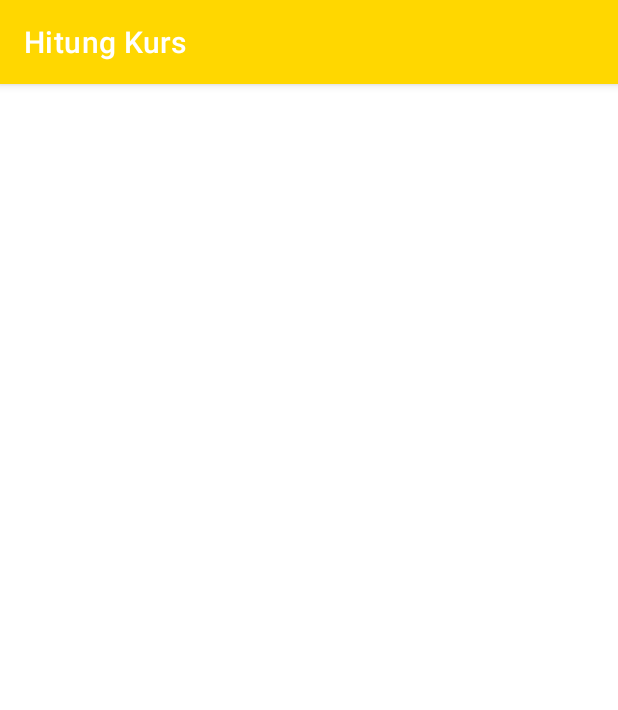
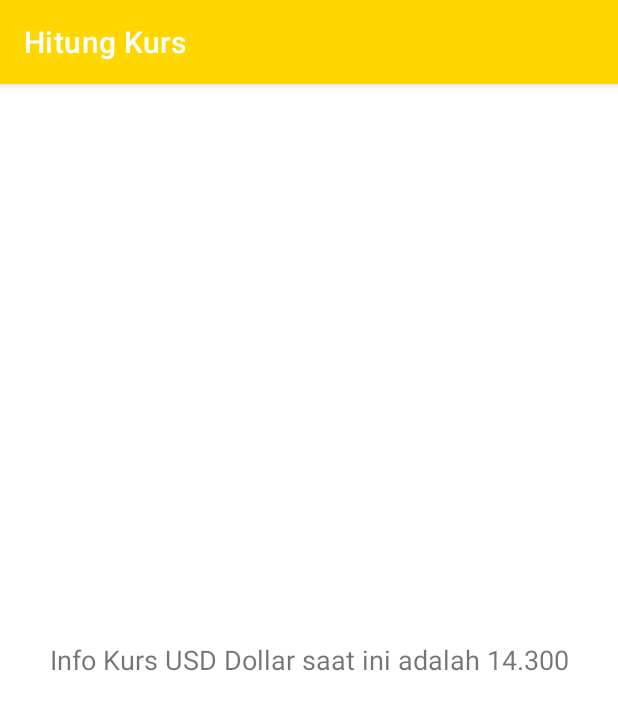
Before and after one commit to iapipahnoer/hitungkurs, an Android app: the screen it shows after launch (MainActivity), on a phone screen of 412 x 824 dp. Shown: the top 710 px of the screen. Run offline under Robolectric (Android 15) with nearby library versions, the phone set to English and light mode, and no system bars.

Commit message:
Menambahkan Fragment Hitung dan Fragment Info

```diff
--- a/app/build.gradle
+++ b/app/build.gradle
@@ -42,6 +42,9 @@ dependencies {
     implementation 'androidx.appcompat:appcompat:1.4.1'
     implementation 'com.google.android.material:material:1.5.0'
     implementation 'androidx.constraintlayout:constraintlayout:2.1.3'
+    implementation 'androidx.navigation:navigation-fragment-ktx:2.4.2'
+    implementation 'androidx.navigation:navigation-ui-ktx:2.4.2'
+    implementation 'androidx.lifecycle:lifecycle-viewmodel-ktx:2.4.1'
     api 'com.google.android.material:material:1.1.0-alpha06'
     testImplementation 'junit:junit:4.13.2'
     androidTestImplementation 'androidx.test.ext:junit:1.1.3'
--- a/app/src/main/java/org/d3if2095/hitungkurs/MainActivity.kt
+++ b/app/src/main/java/org/d3if2095/hitungkurs/MainActivity.kt
@@ -2,29 +2,10 @@ package org.d3if2095.hitungkurs
 
 import androidx.appcompat.app.AppCompatActivity
 import android.os.Bundle
-import android.text.TextUtils
-import android.util.Log
-import android.widget.Toast
-import org.d3if2095.hitungkurs.databinding.ActivityMainBinding
 
 class MainActivity : AppCompatActivity() {
-
-    private lateinit var binding: ActivityMainBinding
-
     override fun onCreate(savedInstanceState: Bundle?) {
         super.onCreate(savedInstanceState)
-
-        binding = ActivityMainBinding.inflate(layoutInflater)
-        setContentView(binding.root)
-        binding.button.setOnClickListener { hitungKurs() }
-    }
-    private fun hitungKurs() {
-        val berat = binding.editTextNumber.text.toString()
-        if (TextUtils.isEmpty(berat)) {
-            Toast.makeText(this, R.string.nilaikurs_invalid, Toast.LENGTH_LONG).show()
-            return
-        }
-        val kurs = berat.toFloat() * 14300;
-        binding.textView4.setText("Hasil Nilai Kurs  : Rp." + kurs);
+        setContentView(R.layout.activity_main)
     }
 }
--- /dev/null
+++ b/app/src/main/java/org/d3if2095/hitungkurs/model/HasilKurs.kt
@@ -0,0 +1,4 @@
+package org.d3if2095.hitungkurs.model
+
+class HasilKurs {
+}
--- /dev/null
+++ b/app/src/main/java/org/d3if2095/hitungkurs/ui/InfoFragment.kt
@@ -0,0 +1,22 @@
+package org.d3if2095.hitungkurs.ui
+
+import android.os.Bundle
+import android.view.LayoutInflater
+import android.view.View
+import android.view.ViewGroup
+import androidx.fragment.app.Fragment
+import org.d3if2095.hitungkurs.R
+import org.d3if2095.hitungkurs.databinding.FragmentInfokursBinding
+
+class InfoFragment : Fragment() {
+    private lateinit var binding: FragmentInfokursBinding
+    override fun onCreateView(inflater: LayoutInflater, container: ViewGroup?,
+                              savedInstanceState: Bundle?): View {
+        binding = FragmentInfokursBinding.inflate(layoutInflater, container, false)
+        return binding.root
+    }
+    override fun onViewCreated(view: View, savedInstanceState: Bundle?) {
+        binding.imageView.setImageResource(R.drawable.info)
+        binding.textView.text = getString(R.string.infokurs)
+    }
+}
--- /dev/null
+++ b/app/src/main/res/drawable/info.xml
@@ -0,0 +1,5 @@
+<vector android:height="24dp" android:tint="#FFFFFF"
+    android:viewportHeight="24" android:viewportWidth="24"
+    android:width="24dp" xmlns:android="http://schemas.android.com/apk/res/android">
+    <path android:fillColor="@android:color/white" android:pathData="M12,2C6.48,2 2,6.48 2,12s4.48,10 10,10 10,-4.48 10,-10S17.52,2 12,2zM13,17h-2v-6h2v6zM13,9h-2L11,7h2v2z"/>
+</vector>
--- /dev/null
+++ b/app/src/main/res/layout/fragment_infokurs.xml
@@ -0,0 +1,23 @@
+<?xml version="1.0" encoding="utf-8"?>
+<LinearLayout xmlns:android="http://schemas.android.com/apk/res/android"
+    xmlns:tools="http://schemas.android.com/tools"
+    android:layout_width="match_parent"
+    android:layout_height="match_parent"
+    android:layout_margin="16dp"
+    android:orientation="vertical"
+    android:weightSum="2">
+    <ImageView
+        android:id="@+id/imageView"
+        android:layout_width="match_parent"
+        android:layout_height="0dp"
+        android:layout_weight="1"
+        android:contentDescription="@null"
+        tools:src="@drawable/info" />
+    <TextView
+        android:id="@+id/textView"
+        android:layout_width="match_parent"
+        android:layout_height="wrap_content"
+        android:gravity="center_horizontal"
+        android:textSize="18sp"
+        tools:text="@string/infokurs" />
+</LinearLayout>
--- a/app/src/main/res/values/strings.xml
+++ b/app/src/main/res/values/strings.xml
@@ -5,4 +5,5 @@
     <string name="hitung">Hitung</string>
     <string name="hargakurs">Kurs Dollar saat ini 14.300 Rupiah</string>
     <string name="nilaikurs_invalid">Nilai kurs kosong!</string>
+    <string name="infokurs">Info Kurs USD Dollar saat ini adalah 14.300</string>
 </resources>
```
Also changed, not shown: app/src/main/java/org/d3if2095/hitungkurs/ui/HitungFragment.kt (added, +35 -0 lines), app/src/main/res/layout/activity_main.xml (+5 -78 lines), app/src/main/res/layout/fragment_hitung.xml (added, +82 -0 lines).
